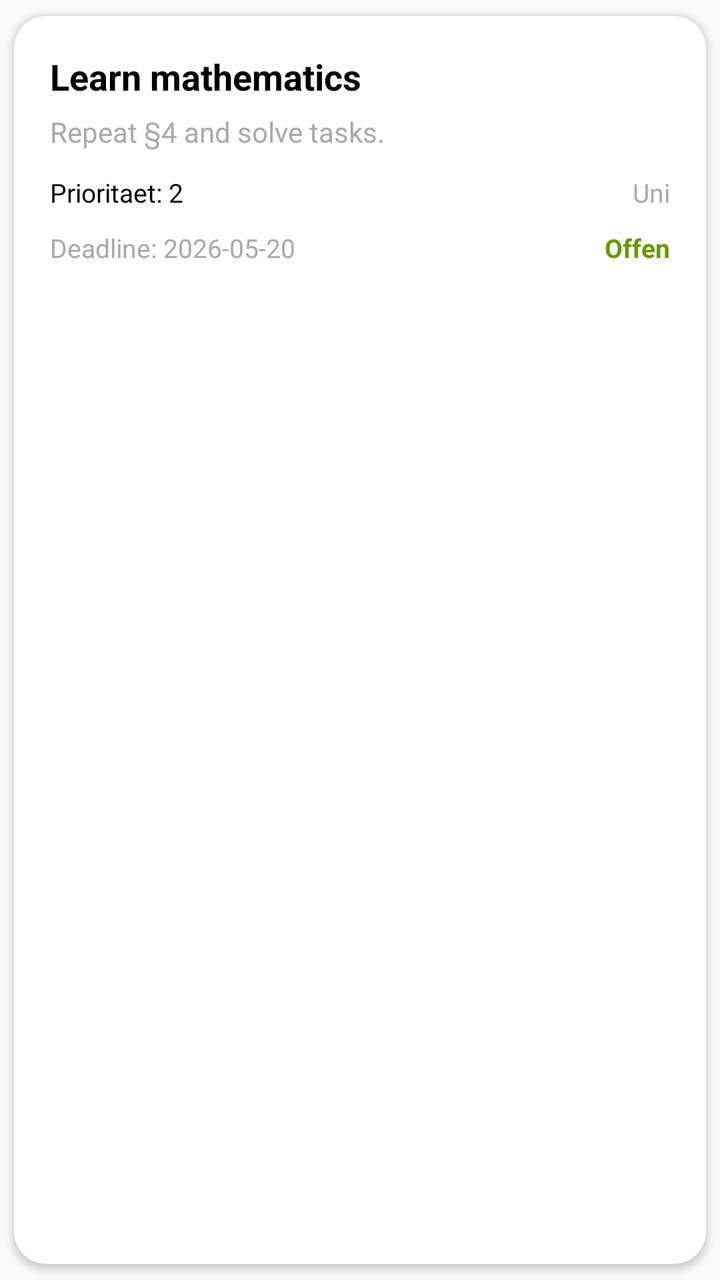
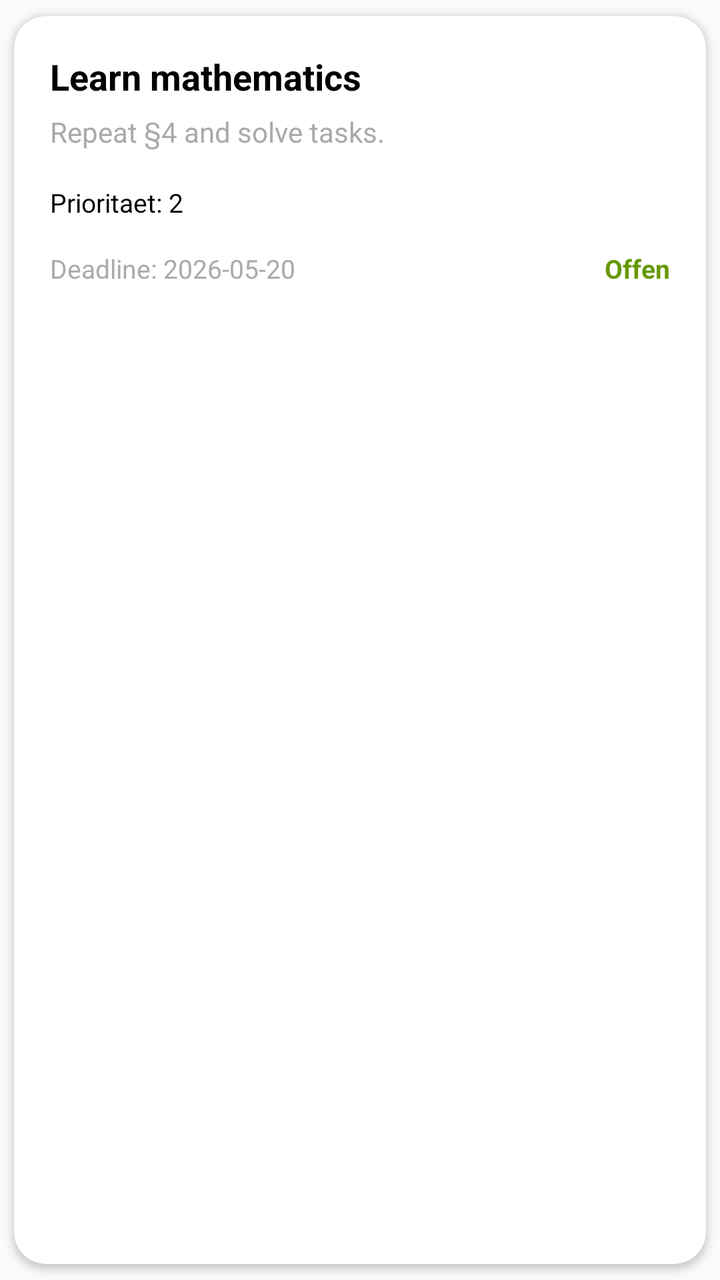

Compare the two renders of this Android layout. The source of the first and the diff that turns it into the second are given below.
<!-- AndroidManifest.xml: application theme Theme.Mobsysteme2 -->
<!-- res/layout/item_todo.xml -->
<?xml version="1.0" encoding="utf-8"?>
<androidx.cardview.widget.CardView xmlns:android="http://schemas.android.com/apk/res/android"
    xmlns:app="http://schemas.android.com/apk/res-auto"
    android:layout_width="match_parent"
    android:layout_height="wrap_content"
    android:layout_marginBottom="8dp"
    app:cardUseCompatPadding="true"
    app:cardBackgroundColor="@android:color/white"
    app:cardCornerRadius="16dp"
    app:cardElevation="2dp"
    app:contentPadding="2dp">

    <LinearLayout
        android:layout_width="match_parent"
        android:layout_height="wrap_content"
        android:orientation="vertical"
        android:padding="16dp">

        <TextView
            android:id="@+id/tvTodoTitle"
            android:layout_width="match_parent"
            android:layout_height="wrap_content"
            android:text="Learn mathematics"
            android:textColor="@android:color/black"
            android:textSize="18sp"
            android:textStyle="bold" />

        <TextView
            android:id="@+id/tvTodoDescription"
            android:layout_width="match_parent"
            android:layout_height="wrap_content"
            android:layout_marginTop="6dp"
            android:maxLines="2"
            android:text="Repeat §4 and solve tasks."
            android:textColor="@android:color/darker_gray"
            android:textSize="14sp" />

        <LinearLayout
            android:layout_width="match_parent"
            android:layout_height="wrap_content"
            android:layout_marginTop="12dp"
            android:orientation="horizontal">

            <TextView
                android:id="@+id/tvTodoPriority"
                android:layout_width="0dp"
                android:layout_height="wrap_content"
                android:layout_weight="1"
                android:text="Prioritaet: 2"
                android:textColor="@android:color/black"
                android:textSize="13sp" />

            <TextView
                android:id="@+id/tvTodoCategory"
                android:layout_width="wrap_content"
                android:layout_height="wrap_content"
                android:text="Uni"
                android:textColor="@android:color/darker_gray"
                android:textSize="13sp" />
        </LinearLayout>

        <LinearLayout
            android:layout_width="match_parent"
            android:layout_height="wrap_content"
            android:layout_marginTop="10dp"
            android:gravity="center_vertical"
            android:orientation="horizontal">

            <TextView
                android:id="@+id/tvTodoDeadline"
                android:layout_width="0dp"
                android:layout_height="wrap_content"
                android:layout_weight="1"
                android:text="Deadline: 2026-05-20"
                android:textColor="@android:color/darker_gray"
                android:textSize="13sp" />

            <TextView
                android:id="@+id/tvTodoStatus"
                android:layout_width="wrap_content"
                android:layout_height="wrap_content"
                android:text="Offen"
                android:textColor="@android:color/holo_green_dark"
                android:textSize="13sp"
                android:textStyle="bold" />
        </LinearLayout>

    </LinearLayout>

</androidx.cardview.widget.CardView>
<!-- resources referenced by this layout -->
<resources>
  <style name="Theme.Mobsysteme2" parent="Theme.AppCompat.Light.NoActionBar" />
</resources>

<!-- the commit's change to res/layout/item_todo.xml (unified diff, before → after) -->
@@ -1,5 +1,6 @@
 <?xml version="1.0" encoding="utf-8"?>
 <androidx.cardview.widget.CardView xmlns:android="http://schemas.android.com/apk/res/android"
+    xmlns:tools="http://schemas.android.com/tools"
     xmlns:app="http://schemas.android.com/apk/res-auto"
     android:layout_width="match_parent"
     android:layout_height="wrap_content"
@@ -39,6 +40,7 @@
             android:layout_width="match_parent"
             android:layout_height="wrap_content"
             android:layout_marginTop="12dp"
+            android:gravity="center_vertical"
             android:orientation="horizontal">
 
             <TextView
@@ -50,13 +52,19 @@
                 android:textColor="@android:color/black"
                 android:textSize="13sp" />
 
+            <androidx.recyclerview.widget.RecyclerView
+                android:id="@+id/rvTodoCategoryIcons"
+                android:layout_width="130dp"
+                android:layout_height="28dp"
+                android:overScrollMode="never"
+                tools:itemCount="4"
+                tools:listitem="@android:layout/activity_list_item" />
+
             <TextView
                 android:id="@+id/tvTodoCategory"
-                android:layout_width="wrap_content"
-                android:layout_height="wrap_content"
-                android:text="Uni"
-                android:textColor="@android:color/darker_gray"
-                android:textSize="13sp" />
+                android:layout_width="0dp"
+                android:layout_height="0dp"
+                android:visibility="gone" />
         </LinearLayout>
 
         <LinearLayout
